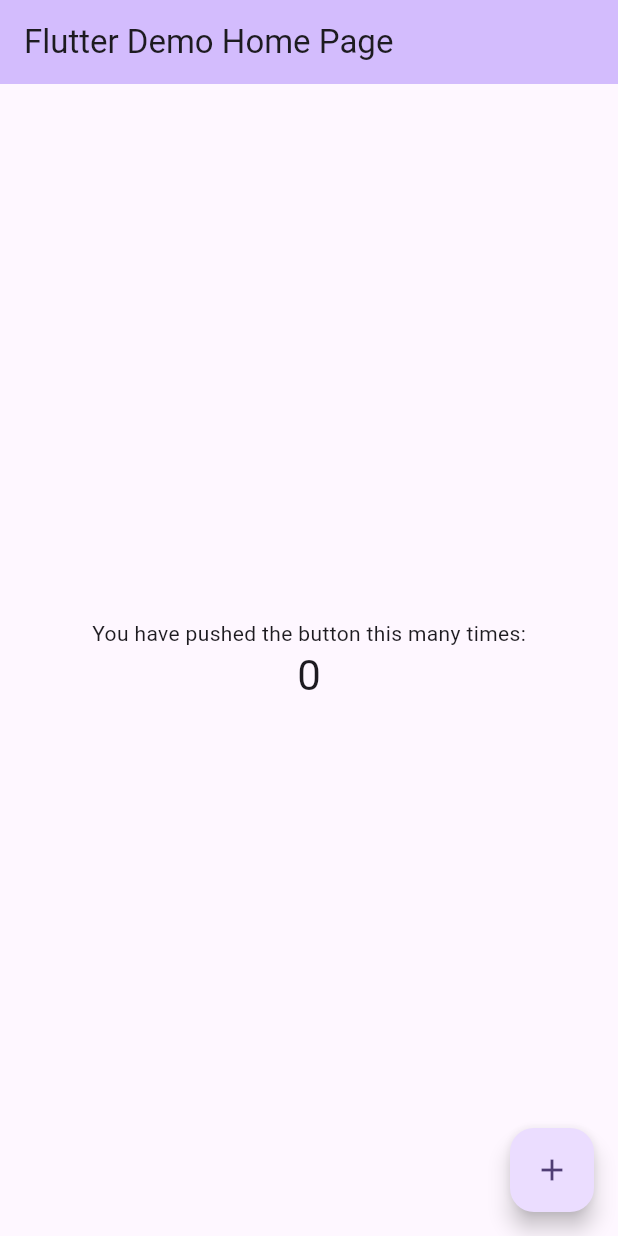
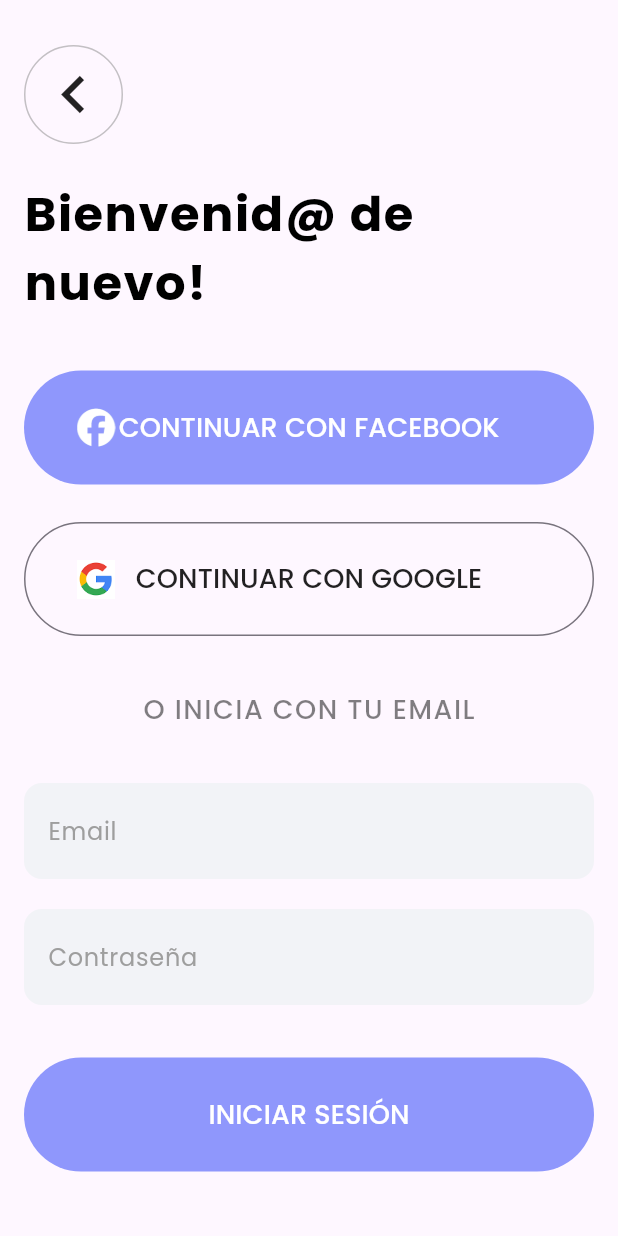
Before and after one commit to MANUPAIS2200/dog1, a Flutter app: the screen it shows after launch, on a phone screen of 412 x 824 dp. Run offline on Flutter 3.47's test engine with Material 3 defaults, Android fonts, the phone set to English and light mode, and no system bars; our stand-ins replace google_fonts.

Commit message:
Añadidos cambios relacionados con KAN-7

```diff
--- a/lib/main.dart
+++ b/lib/main.dart
@@ -1,125 +1,5 @@
 import 'package:flutter/material.dart';
-
+import 'ui/app.dart';
 void main() {
   runApp(const MyApp());
 }
-
-class MyApp extends StatelessWidget {
-  const MyApp({super.key});
-
-  // This widget is the root of your application.
-  @override
-  Widget build(BuildContext context) {
-    return MaterialApp(
-      title: 'Flutter Demo',
-      theme: ThemeData(
-        // This is the theme of your application.
-        //
-        // TRY THIS: Try running your application with "flutter run". You'll see
-        // the application has a purple toolbar. Then, without quitting the app,
-        // try changing the seedColor in the colorScheme below to Colors.green
-        // and then invoke "hot reload" (save your changes or press the "hot
-        // reload" button in a Flutter-supported IDE, or press "r" if you used
-        // the command line to start the app).
-        //
-        // Notice that the counter didn't reset back to zero; the application
-        // state is not lost during the reload. To reset the state, use hot
-        // restart instead.
-        //
-        // This works for code too, not just values: Most code changes can be
-        // tested with just a hot reload.
-        colorScheme: ColorScheme.fromSeed(seedColor: Colors.deepPurple),
-        useMaterial3: true,
-      ),
-      home: const MyHomePage(title: 'Flutter Demo Home Page'),
-    );
-  }
-}
-
-class MyHomePage extends StatefulWidget {
-  const MyHomePage({super.key, required this.title});
-
-  // This widget is the home page of your application. It is stateful, meaning
-  // that it has a State object (defined below) that contains fields that affect
-  // how it looks.
-
-  // This class is the configuration for the state. It holds the values (in this
-  // case the title) provided by the parent (in this case the App widget) and
-  // used by the build method of the State. Fields in a Widget subclass are
-  // always marked "final".
-
-  final String title;
-
-  @override
-  State<MyHomePage> createState() => _MyHomePageState();
-}
-
-class _MyHomePageState extends State<MyHomePage> {
-  int _counter = 0;
-
-  void _incrementCounter() {
-    setState(() {
-      // This call to setState tells the Flutter framework that something has
-      // changed in this State, which causes it to rerun the build method below
-      // so that the display can reflect the updated values. If we changed
-      // _counter without calling setState(), then the build method would not be
-      // called again, and so nothing would appear to happen.
-      _counter++;
-    });
-  }
-
-  @override
-  Widget build(BuildContext context) {
-    // This method is rerun every time setState is called, for instance as done
-    // by the _incrementCounter method above.
-    //
-    // The Flutter framework has been optimized to make rerunning build methods
-    // fast, so that you can just rebuild anything that needs updating rather
-    // than having to individually change instances of widgets.
-    return Scaffold(
-      appBar: AppBar(
-        // TRY THIS: Try changing the color here to a specific color (to
-        // Colors.amber, perhaps?) and trigger a hot reload to see the AppBar
-        // change color while the other colors stay the same.
-        backgroundColor: Theme.of(context).colorScheme.inversePrimary,
-        // Here we take the value from the MyHomePage object that was created by
-        // the App.build method, and use it to set our appbar title.
-        title: Text(widget.title),
-      ),
-      body: Center(
-        // Center is a layout widget. It takes a single child and positions it
-        // in the middle of the parent.
-        child: Column(
-          // Column is also a layout widget. It takes a list of children and
-          // arranges them vertically. By default, it sizes itself to fit its
-          // children horizontally, and tries to be as tall as its parent.
-          //
-          // Column has various properties to control how it sizes itself and
-          // how it positions its children. Here we use mainAxisAlignment to
-          // center the children vertically; the main axis here is the vertical
-          // axis because Columns are vertical (the cross axis would be
-          // horizontal).
-          //
-          // TRY THIS: Invoke "debug painting" (choose the "Toggle Debug Paint"
-          // action in the IDE, or press "p" in the console), to see the
-          // wireframe for each widget.
-          mainAxisAlignment: MainAxisAlignment.center,
-          children: <Widget>[
-            const Text(
-              'You have pushed the button this many times:',
-            ),
-            Text(
-              '$_counter',
-              style: Theme.of(context).textTheme.headlineMedium,
-            ),
-          ],
-        ),
-      ),
-      floatingActionButton: FloatingActionButton(
-        onPressed: _incrementCounter,
-        tooltip: 'Increment',
-        child: const Icon(Icons.add),
-      ), // This trailing comma makes auto-formatting nicer for build methods.
-    );
-  }
-}
--- /dev/null
+++ b/lib/ui/app.dart
@@ -0,0 +1,23 @@
+import 'package:flutter/material.dart';
+import 'package:google_fonts/google_fonts.dart';
+import './pages/home.dart';
+
+class MyApp extends StatelessWidget {
+  const MyApp({super.key});
+
+  @override
+  Widget build(BuildContext context) {
+    return MaterialApp(
+      title: 'Black Dog',
+      initialRoute: '/',
+      routes: {
+        '/': (context) => const Home(),
+      },
+      debugShowCheckedModeBanner: false,
+      theme: ThemeData(
+        useMaterial3: true,
+        textTheme: GoogleFonts.poppinsTextTheme(),
+      ),
+    );
+  }
+}
--- /dev/null
+++ b/lib/ui/pages/home.dart
@@ -0,0 +1,204 @@
+import 'package:flutter/material.dart';
+import '../widgets/styles.dart';
+
+class Home extends StatelessWidget {
+  const Home({super.key});
+
+  @override
+  Widget build(BuildContext context) {
+    return Scaffold(
+      body: Stack(
+        children: [
+
+          SingleChildScrollView(
+            padding: EdgeInsets.only(top: 120, right: 16, left: 16),
+            child: Column(
+              crossAxisAlignment: CrossAxisAlignment.stretch,
+              children: [
+
+                Center(
+                  child: Text(
+                    'Bienvenid@ de nuevo!',
+                    style: Styles.headline,
+                  ),
+                ),
+                SizedBox(height: 35),
+
+                // Botón de Facebook
+                SizedBox(
+                  width: double.infinity,
+                  child: TextButton(
+                    onPressed: () {
+                      Navigator.pushNamed(context, '/');
+                    },
+                    style: Styles.btn,
+                    child: Stack(
+                      alignment: Alignment.center,
+                      children: [
+                        Align(
+                          alignment: Alignment.centerLeft,
+                          child: Padding(
+                            padding: const EdgeInsets.only(left: 35),
+                            child: Image.asset(
+                              'assets/facebook.png',
+                              height: 26.0,
+                            ),
+                          ),
+                        ),
+                        const Text(
+                          'CONTINUAR CON FACEBOOK',
+                          style: TextStyle(fontSize: 18),
+                        ),
+                      ],
+                    ),
+                  ),
+                ),
+                SizedBox(height: 25),
+
+                SizedBox(
+                  width: double.infinity,
+                  child: OutlinedButton(
+                    onPressed: () {
+                      Navigator.pushNamed(context, '/');
+                    },
+                    style: Styles.btnSecundary,
+                    child: Stack(
+                      alignment: Alignment.center,
+                      children: [
+                        Align(
+                          alignment: Alignment.centerLeft,
+                          child: Padding(
+                            padding: const EdgeInsets.only(left: 35),
+                            child: Image.asset(
+                              'assets/google.png',
+                              height: 26.0,
+                            ),
+                          ),
+                        ),
+                        const Text(
+                          'CONTINUAR CON GOOGLE',
+                          style: TextStyle(fontSize: 18),
+                        ),
+                      ],
+                    ),
+                  ),
+                ),
+                SizedBox(height: 25),
+
+                TextButton(
+                  onPressed: () {
+                    Navigator.pushNamed(context, '/');
+                  },
+                  child: const Text(
+                    'O INICIA CON TU EMAIL',
+                    style: Styles.textMuted,
+                  ),
+                ),
+                SizedBox(height: 25),
+
+                // Campo de Email
+                SizedBox(
+                  width: double.infinity,
+                  child: TextField(
+                    style: Styles.textField,
+                    decoration: Styles.inputDecoration.copyWith(
+                      hintText: 'Email',
+                      hintStyle: TextStyle(
+                          color: Colors.grey),
+                    ),
+                    onChanged: (text) {
+                      print("Email");
+                    },
+                  ),
+                ),
+                SizedBox(height: 20),
+
+                // Campo de Contraseña
+                SizedBox(
+                  width: double.infinity,
+                  child: TextField(
+                    style: Styles.textField,
+                    decoration: Styles.inputDecoration.copyWith(
+                      hintText: 'Contraseña',
+                      hintStyle: TextStyle(
+                          color: Colors.grey),
+                    ),
+                    onChanged: (text) {
+                      print("Contraseña");
+                    },
+                  ),
+                ),
+                SizedBox(height: 35),
+
+                // Botón de Ingresar
+                SizedBox(
+                  width: double.infinity,
+                  child: TextButton(
+                    onPressed: () {
+                      Navigator.pushNamed(context, '/'); // Navega a Home
+                    },
+                    style: Styles.btn,
+                    child: const Text(
+                      'INICIAR SESIÓN',
+                      style: TextStyle(fontSize: 18),
+                    ),
+                  ),
+                ),
+                SizedBox(height: 15),
+
+                // Botón de Olvidaste tu contraseña
+                SizedBox(
+                  width: double.infinity,
+                  child: TextButton(
+                    onPressed: () {
+                      Navigator.pushNamed(context, '/'); // Navega a Home
+                    },
+                    style: Styles.btnSecundary,
+                    child: const Text(
+                      '¿Olvidaste tu contraseña?',
+                      style: TextStyle(fontSize: 18),
+                    ),
+                  ),
+                ),
+                // Botón para registrarse
+                Row(
+                  mainAxisAlignment: MainAxisAlignment.center,
+                  children: [
+                    Text(
+                      "TODAVIA NO TIENES UNA CUENTA?",
+                      style: Styles.textMuted,
+                    ),
+                    TextButton(
+                        onPressed: () {
+                          Navigator.pushNamed(context, '/'); // Navega a Home
+                        },
+                        style: Styles.btnSecundary,
+                        child: Text(
+                          ' REGISTRATE',
+                          style: Styles.textMuted.copyWith(
+                              color: Color.fromARGB(255, 143, 151, 252),
+                              fontWeight: FontWeight.bold),
+                        )),
+                  ],
+                ),
+              ],
+            ),
+          ),
+
+          // Botón de retroceso en la parte superior
+          Positioned(
+            top: 30,
+            left: 16,
+            child: IconButton(
+              style: Styles.btnIcon,
+              icon: Icon(Icons.keyboard_arrow_left),
+              onPressed: () {
+                Navigator.pop(context); // Regresa a la página anterior
+              },
+            ),
+          ),
+        ],
+      ),
+    );
+  }
+}
--- /dev/null
+++ b/lib/ui/widgets/styles.dart
@@ -0,0 +1,72 @@
+import 'package:flutter/material.dart';
+
+class Styles {
+  static const TextStyle headline = TextStyle(
+    fontSize: 32,
+    letterSpacing: 1,
+    fontWeight: FontWeight.bold,
+    color: Colors.black,
+  );
+
+  static const TextStyle text = TextStyle(
+    fontSize: 18,
+    letterSpacing: 1,
+    color: Colors.black
+  );
+
+  static const TextStyle textMuted = TextStyle(
+    fontSize: 18,
+    letterSpacing: 1,
+    color: Color.fromARGB(127, 0, 0, 0)
+  );
+
+  static final ButtonStyle btn = TextButton.styleFrom(
+    backgroundColor: const Color.fromARGB(255, 143, 151, 252),
+    foregroundColor: Colors.white,
+    shape: RoundedRectangleBorder(
+      borderRadius: BorderRadius.circular(50),
+    ),
+    padding: const EdgeInsets.symmetric(vertical: 25.0), // Padding en el eje Y (vertical)
+  );
+
+  static final ButtonStyle btnSecundary = TextButton.styleFrom(
+    shape: RoundedRectangleBorder(
+      borderRadius: BorderRadius.circular(50),
+    ),
+    foregroundColor: Colors.black87,
+    padding: const EdgeInsets.symmetric(vertical: 25.0), // Padding en el eje Y (vertical)
+  );
+
+  static final ButtonStyle btnIcon = IconButton.styleFrom(
+    shape: RoundedRectangleBorder(
+      borderRadius: BorderRadius.circular(50),
+      side: BorderSide(
+        color: const Color.fromARGB(127, 136, 136, 136),
+        width: 1,
+      ),
+    ),
+    foregroundColor: Colors.black87,
+    iconSize: 50.0,
+  );
+
+  static const TextStyle textField = TextStyle(
+    fontSize: 16,
+    color: Colors.black,
+    height: 2
+  );
+
+  static const TextStyle labelStyle = TextStyle(
+    fontSize: 18,
+    color: Color.fromARGB(255, 158, 158, 158),
+  );
+
+  static InputDecoration inputDecoration = InputDecoration(
+    labelStyle: labelStyle, // Estilo para la etiqueta
+    filled: true,
+    fillColor: const Color.fromARGB(255, 242, 243, 247),
+    border: OutlineInputBorder(
+      borderRadius: BorderRadius.all(Radius.circular(12.0)),
+      borderSide: BorderSide.none,
+    ),
+  );
+}
```
Also changed, not shown: pubspec.yaml (+4 -4 lines), assets/facebook.png (added), assets/google.png (added), pubspec.lock, 255 other files.
